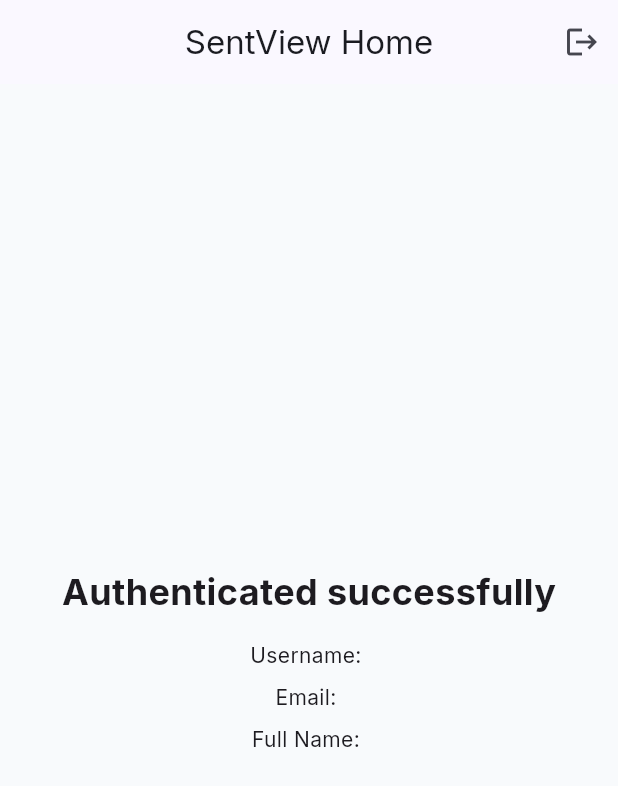
After one commit to I78k0/sentview, a Flutter app: the HomeScreen screen opened by its route, on a phone screen of 412 x 824 dp. The commit adds this screen. Shown: the top 786 px of the screen. Run offline on Flutter 3.47's test engine with Material 3 defaults, Android fonts, the phone set to English and light mode, and no system bars; our stand-ins replace dio, flutter_riverpod, go_router, google_fonts, shared_preferences; accounts and stored records are empty.

Commit message:
implement real auth flow with splash token check and logout

```diff
--- a/frontend/lib/app/router.dart
+++ b/frontend/lib/app/router.dart
@@ -1,12 +1,18 @@
-import 'package:go_router/go_router.dart';
 import 'package:frontend/features/auth/presentation/screens/login_screen.dart';
 import 'package:frontend/features/auth/presentation/screens/register_screen.dart';
+import 'package:frontend/features/auth/presentation/screens/splash_screen.dart';
+import 'package:frontend/features/home/presentation/screens/home_screen.dart';
 import 'package:frontend/features/home/presentation/screens/welcome_screen.dart';
+import 'package:go_router/go_router.dart';
 
 class AppRouter {
-  static final router = GoRouter(
-    initialLocation: '/',
+  static final GoRouter router = GoRouter(
+    initialLocation: '/splash',
     routes: [
+      GoRoute(
+        path: '/splash',
+        builder: (context, state) => const SplashScreen(),
+      ),
       GoRoute(
         path: '/',
         builder: (context, state) => const WelcomeScreen(),
@@ -19,6 +25,10 @@ class AppRouter {
         path: '/register',
         builder: (context, state) => const RegisterScreen(),
       ),
+      GoRoute(
+        path: '/home',
+        builder: (context, state) => const HomeScreen(),
+      ),
     ],
   );
 }
--- /dev/null
+++ b/frontend/lib/features/home/presentation/screens/home_screen.dart
@@ -0,0 +1,50 @@
+import 'package:flutter/material.dart';
+import 'package:flutter_riverpod/flutter_riverpod.dart';
+import 'package:frontend/features/auth/providers/auth_provider.dart';
+import 'package:go_router/go_router.dart';
+
+class HomeScreen extends ConsumerWidget {
+  const HomeScreen({super.key});
+
+  @override
+  Widget build(BuildContext context, WidgetRef ref) {
+    final authState = ref.watch(authProvider);
+
+    return Scaffold(
+      appBar: AppBar(
+        title: const Text('SentView Home'),
+        actions: [
+          IconButton(
+            onPressed: () async {
+              await ref.read(authProvider.notifier).logout();
+              if (context.mounted) {
+                context.go('/login');
+              }
+            },
+            icon: const Icon(Icons.logout),
+          ),
+        ],
+      ),
+      body: Center(
+        child: Padding(
+          padding: const EdgeInsets.all(24),
+          child: Column(
+            mainAxisAlignment: MainAxisAlignment.center,
+            children: [
+              const Text(
+                'Authenticated successfully',
+                style: TextStyle(fontSize: 24, fontWeight: FontWeight.bold),
+              ),
+              const SizedBox(height: 16),
+              Text('Username: ${authState.user?.username ?? ''}'),
+              const SizedBox(height: 8),
+              Text('Email: ${authState.user?.email ?? ''}'),
+              const SizedBox(height: 8),
+              Text('Full Name: ${authState.user?.fullName ?? ''}'),
+            ],
+          ),
+        ),
+      ),
+    );
+  }
+}
```
Also changed, not shown: frontend/lib/features/auth/presentation/screens/splash_screen.dart (added, +43 -0 lines), frontend/lib/features/auth/providers/auth_provider.dart (+17 -0 lines), frontend/lib/features/auth/data/repositories/auth_repository.dart (line endings or trailing spaces), frontend/lib/features/auth/providers/auth_state.dart (line endings or trailing spaces).
